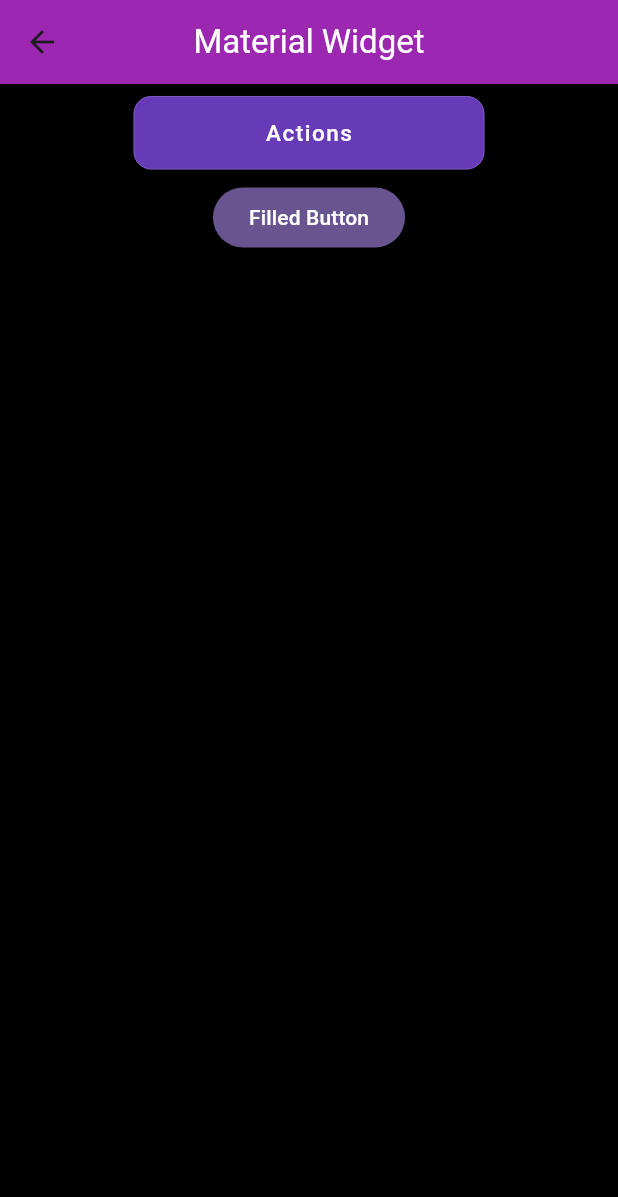
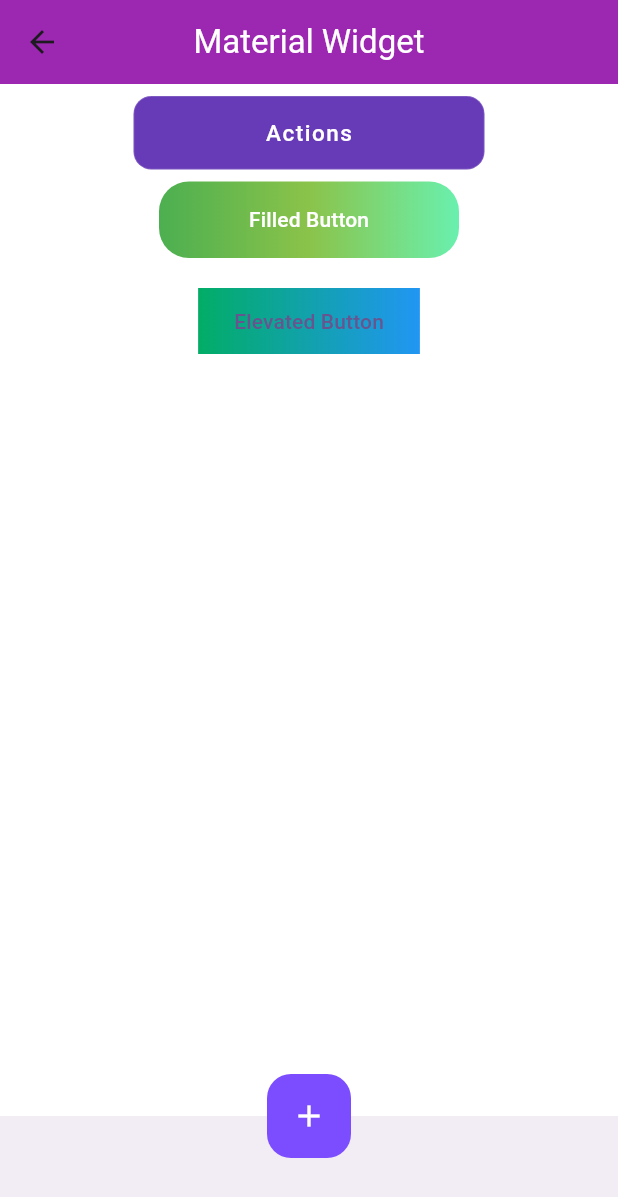
Before and after one commit to Phool-Prakash/LearnFlutter, a Flutter app: the StatemanagementScreen screen opened directly, after a tap on "Material Widget", on a phone screen of 412 x 824 dp. Shown: the top 1197 px of the screen. Run offline on Flutter 3.47's test engine with Material 3 defaults, Android fonts, the phone set to English and light mode, and no system bars; missing offline and left inert: custombutton_che.

Commit message:
NavigationBar

```diff
--- a/lib/customButton/customElevatedButton.dart
+++ b/lib/customButton/customElevatedButton.dart
@@ -35,12 +35,7 @@ class CustomElevatedButton extends StatelessWidget {
         child: ElevatedButton(
           style: buttonStyle ??
               ElevatedButton.styleFrom(
-                 foregroundColor: Colors.purpleAccent,
-                  overlayColor: Colors.purple,
-                  iconColor: Colors.black,
-                  surfaceTintColor: Colors.black,
                   shape: RoundedRectangleBorder(
-
                       borderRadius: borderRadius ?? BorderRadius.circular(12),
                       side: BorderSide(
                           color: borderColor ?? Colors.white24,
--- a/lib/customButton/customFilledButton.dart
+++ b/lib/customButton/customFilledButton.dart
@@ -5,6 +5,18 @@ class CustomFilledButton extends StatelessWidget {
 
   @override
   Widget build(BuildContext context) {
-    return FilledButton(onPressed: (){}, child: const Text('Filled Button'));
+    return Container(
+        width: 200,
+        height: 51,
+        decoration: const BoxDecoration(
+            borderRadius: BorderRadius.all(Radius.circular(20)),
+            gradient: LinearGradient(
+                colors: [Colors.green, Colors.lightGreen, Colors.greenAccent])),
+        child: FilledButton(
+            style: FilledButton.styleFrom(
+                backgroundColor: Colors.transparent,
+                shadowColor: Colors.transparent),
+            onPressed: () {},
+            child: const Text('Filled Button')));
   }
 }
--- a/lib/statemanagement/Widgets/materialWidget/materialWidget.dart
+++ b/lib/statemanagement/Widgets/materialWidget/materialWidget.dart
@@ -1,6 +1,8 @@
 import 'package:flutter/material.dart';
 import 'package:flutter_learn/customButton/customElevatedButton.dart';
 import 'package:flutter_learn/customButton/customFilledButton.dart';
+
+import '../../../buttomNavigationBar/buttomNevigationBar.dart';
 
 class MaterialWidget extends StatefulWidget {
   const MaterialWidget({super.key});
@@ -14,7 +16,7 @@ class _MaterialWidgetState extends State<MaterialWidget> {
   Widget build(BuildContext context) {
     return SafeArea(
       child: Scaffold(
-        backgroundColor: Colors.black,
+        backgroundColor: Colors.white,
         appBar: AppBar(
           centerTitle: true,
           backgroundColor: Colors.purple,
@@ -36,6 +38,19 @@ class _MaterialWidgetState extends State<MaterialWidget> {
             const SizedBox(
               height: 20,
             ),
+            Container(
+              height: 44.0,
+              decoration: const BoxDecoration(
+                  gradient: LinearGradient(
+                      colors: [Color.fromARGB(255, 2, 173, 102), Colors.blue])),
+              child: ElevatedButton(
+                onPressed: () {},
+                style: ElevatedButton.styleFrom(
+                    backgroundColor: Colors.transparent,
+                    shadowColor: Colors.transparent),
+                child: const Text('Elevated Button'),
+              ),
+            ),
 
             ///flutter package (own)
             // const FancyContainersNew(
@@ -52,6 +67,23 @@ class _MaterialWidgetState extends State<MaterialWidget> {
             // )
           ],
         ),
+        bottomNavigationBar: const BottomAppBar(),
+        floatingActionButton: FloatingActionButton(
+          elevation: 0,
+          backgroundColor: Colors.deepPurpleAccent,
+          splashColor: Colors.deepPurple,
+          onPressed: () {
+            Navigator.push(
+                context,
+                MaterialPageRoute(
+                    builder: (builder) => const BottomNavigationBarExample()));
+          },
+          child: const Icon(
+            Icons.add,
+            color: Colors.white,
+          ),
+        ),
+        floatingActionButtonLocation: FloatingActionButtonLocation.centerDocked,
       ),
     );
   }
--- a/lib/statemanagement/statemanagement_screen.dart
+++ b/lib/statemanagement/statemanagement_screen.dart
@@ -13,8 +13,10 @@ class StatemanagementScreen extends StatefulWidget {
 }
 
 class _StatemanagementScreenState extends State<StatemanagementScreen> {
+  int currentPageIndex = 0;
   @override
   Widget build(BuildContext context) {
+    final ThemeData theme = Theme.of(context);
     return Scaffold(
       appBar: AppBar(
         backgroundColor: Colors.green,
@@ -83,29 +85,34 @@ class _StatemanagementScreenState extends State<StatemanagementScreen> {
               text: 'CupertinoWidgets',
             ),
           ),
-          const SizedBox(height: 12,),
+          const SizedBox(
+            height: 12,
+          ),
           Padding(
             padding: const EdgeInsets.all(8.0),
             child: InkWell(
-              borderRadius: BorderRadius.all(Radius.circular(20)),
+              borderRadius: const BorderRadius.all(Radius.circular(20)),
               onTap: () {},
               child: Container(
                 height: 48,
                 width: MediaQuery.of(context).size.width * 0.60,
-                decoration:const BoxDecoration(
-                    borderRadius: const BorderRadius.all(Radius.circular(16)),
+                decoration: const BoxDecoration(
+                    borderRadius: BorderRadius.all(Radius.circular(16)),
                     gradient: LinearGradient(
                         begin: Alignment.topLeft,
                         end: Alignment.bottomRight,
                         colors: [
                           Colors.deepOrangeAccent,
-                          const Color((0xFFFFB8B2),
+                          Color(
+                            (0xFFFFB8B2),
                           ),
-                          const Color(0xFFF44336),
+                          Color(0xFFF44336),
                         ]),
-                    boxShadow: const [
+                    boxShadow: [
                       BoxShadow(
-                          color: Colors.grey, blurRadius: 8, offset: Offset(0, 5))
+                          color: Colors.grey,
+                          blurRadius: 8,
+                          offset: Offset(0, 5))
                     ]),
                 child: const Center(
                   child: Text(
@@ -119,7 +126,29 @@ class _StatemanagementScreenState extends State<StatemanagementScreen> {
                 ),
               ),
             ),
-          )
+          ),
+        ],
+      ),
+      bottomNavigationBar: NavigationBar(
+
+        onDestinationSelected: (int index) {
+          setState(() {
+            currentPageIndex = index;
+          });
+        },
+        indicatorColor: Colors.white,
+        selectedIndex: currentPageIndex,
+        destinations: const <Widget>[
+          NavigationDestination(
+            icon: Icon(Icons.home),
+            label: 'Home',
+
+          ),
+          NavigationDestination(icon: Icon(Icons.school), label: 'School'),
+          NavigationDestination(
+              icon: Icon(Icons.notifications), label: 'Notifications'),
+          NavigationDestination(icon: Icon(Icons.settings), label: 'Settings'),
+          NavigationDestination(icon: Icon(Icons.message), label: 'Messages')
         ],
       ),
     );
```
Also changed, not shown: lib/buttomNavigationBar/buttomNevigationBar.dart (added, +327 -0 lines), lib/buttomNavigationBar/customNavigationBar/customNavigationBar.dart (added, +19 -0 lines).
